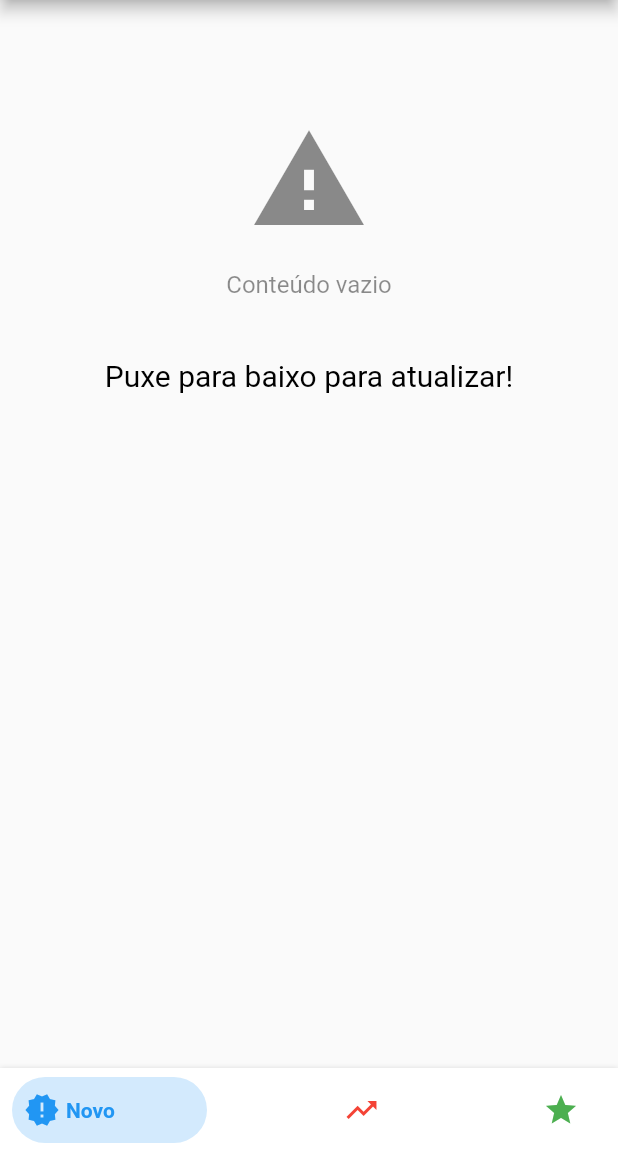
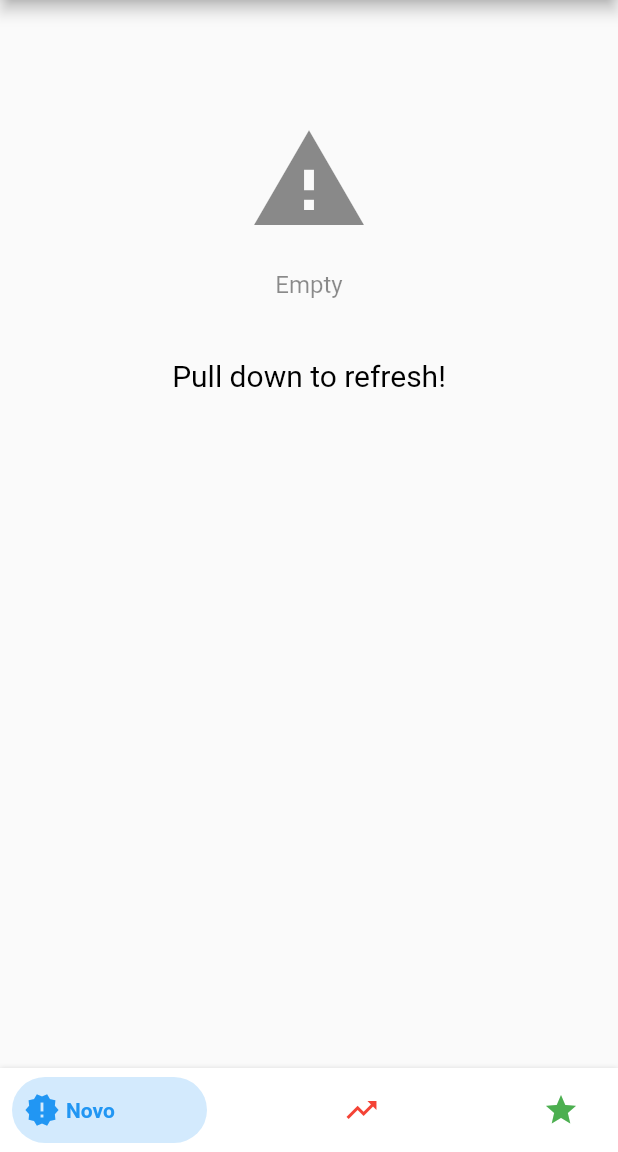
Before and after one commit to luismanfroni/hacker-news-explorer, a Flutter app: the screen it shows after launch, on a phone screen of 412 x 824 dp, the part 84-1236 px from its top. Run offline on Flutter 3.47's test engine with Material 2 defaults, Android fonts, the phone set to English and light mode, and no system bars; drawn by our look-alikes of bottom_navy_bar; our stand-ins replace bloc, equatable, flutter_bloc, shimmer; missing offline and left inert: flutter_open_browser.

Commit message:
Bugfix Update

```diff
--- a/lib/blocs/story_state.dart
+++ b/lib/blocs/story_state.dart
@@ -7,33 +7,35 @@ import 'package:codexplorer/models/models.dart';
 abstract class StoryState extends Equatable {
     final ApiCategory category;
 
-    StoryState({@required this.category, List props = const []}) : super(props);
+    StoryState({@required this.category, List props = const []})
+        : assert(category != null),
+            super(props);
 }
 
 class StoryEmpty extends StoryState {
-    StoryEmpty(category)
+    StoryEmpty({ApiCategory category})
         : assert(category != null),
             super(category: category);
 }
 
 class StoryLoading extends StoryState {
-    StoryLoading(category)
+    StoryLoading({ApiCategory category})
         : assert(category != null),
             super(category: category);
 }
 
 class StoryLoaded extends StoryState {
     final List<Story> stories;
-    final ApiCategory category;
 
     StoryLoaded({@required this.stories,
-                 @required this.category})
+                 ApiCategory category})
         : assert(stories != null && category != null),
             super(props: [stories], category: category);
 }
 
 class StoryError extends StoryState {
-    StoryError(category)
-        : assert(category != null),
-            super(category: category);
+    final Exception exception;
+
+    StoryError({@required this.exception, ApiCategory category})
+        : super(category: category);
 }
--- a/lib/repositories/story_repository.dart
+++ b/lib/repositories/story_repository.dart
@@ -16,7 +16,6 @@ class StoryRepository {
         : assert(storyApiClient != null);
 
     Future<List<Story>> getStories(ApiCategory category) async {
-        print("story_repository");
         switch(category) {
             case ApiCategory.Top:
                 return await storyApiClient.fetchTopStories();
@@ -27,8 +26,6 @@ class StoryRepository {
             case ApiCategory.New:
                 return await storyApiClient.fetchNewStories();
 
-            default:
-                return null;
         }
     }
 
--- a/lib/widgets/stories.dart
+++ b/lib/widgets/stories.dart
@@ -79,17 +79,20 @@ class _StoryState extends State<Stories> {
                                 stories: state.stories,
                             );
 
-                        if (state is StoryError)
+
+                        if (state is StoryError) {
+                            final exception = state.exception;
                             return StoriesError(
+                                exception: exception,
                                 onRefresh: () {
                                     _storyBloc.dispatch(RefreshStories(category: category));
                                     return _refreshCompleter.future;
                                 }
                             );
+                        }
                     }
                 )
             ,)
-
         );
     }
 }
--- a/lib/widgets/storiesEmpty.dart
+++ b/lib/widgets/storiesEmpty.dart
@@ -26,7 +26,7 @@ class _StoriesEmptyState extends State<StoriesEmpty> {
                         Padding(padding: EdgeInsets.only(top: 20.0)),
                         Center(
                             child: Text(
-                                "Conteúdo vazio",
+                                "Empty",
                                 style: TextStyle(
                                     fontSize: 16,
                                     color: Colors.black45
@@ -36,7 +36,7 @@ class _StoriesEmptyState extends State<StoriesEmpty> {
                         Padding(padding: EdgeInsets.only(top: 40.0)),
                         Center(
                             child: Text(
-                                "Puxe para baixo para atualizar!",
+                                "Pull down to refresh!",
                                 style: TextStyle(
                                     fontSize: 20,
                                     color: Colors.black
```
Also changed, not shown: lib/blocs/story_bloc.dart (+7 -7 lines), lib/repositories/story_api_client.dart (+11 -4 lines), lib/widgets/storiesError.dart (+4 -3 lines), lib/widgets/storiesLoaded.dart (+0 -14 lines), lib/widgets/storyItem.dart (+2 -26 lines), 4 other files.
